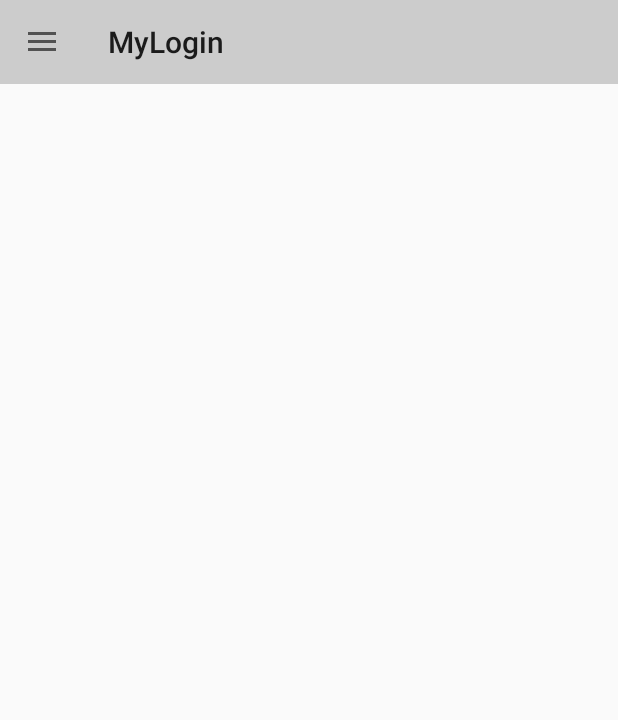
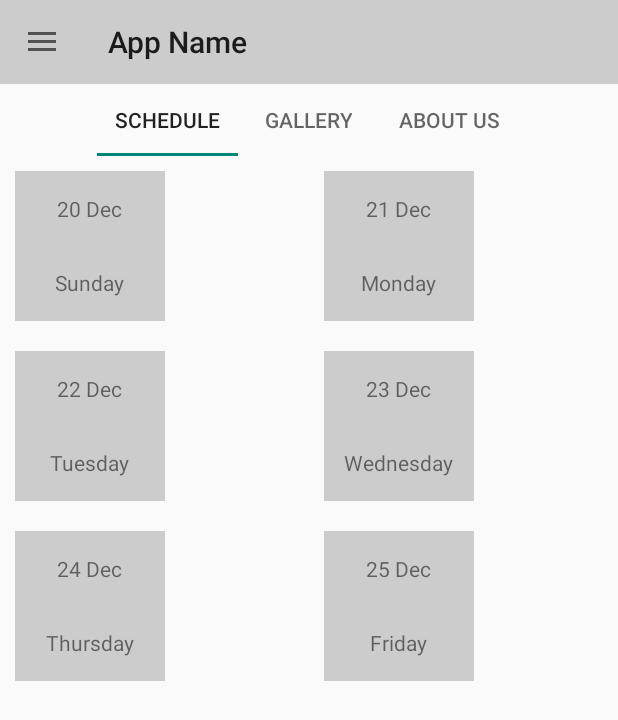
Before and after one commit to aspratyush/event-info-apps, an Android app: the screen it shows after launch (MainActivity), on a phone screen of 412 x 824 dp. Shown: the top 720 px of the screen. Run offline under Robolectric (Android 15) with nearby library versions, the phone set to English and light mode, and no system bars.

Commit message:
added tabs and fragments

```diff
--- a/app/src/main/java/com/example/toshiba/mylogin/activity/MainActivity.java
+++ b/app/src/main/java/com/example/toshiba/mylogin/activity/MainActivity.java
@@ -1,20 +1,34 @@
 package com.example.toshiba.mylogin.activity;
 
 import android.os.Bundle;
+import android.support.design.widget.TabLayout;
+import android.support.v4.app.Fragment;
+import android.support.v4.app.FragmentManager;
+import android.support.v4.app.FragmentStatePagerAdapter;
+import android.support.v4.view.ViewPager;
 import android.support.v4.widget.DrawerLayout;
 import android.support.v7.app.ActionBarDrawerToggle;
 import android.support.v7.app.AppCompatActivity;
 import android.support.v7.widget.Toolbar;
-import android.view.Menu;
-import android.view.MenuItem;
 
 import com.example.toshiba.mylogin.R;
+import com.example.toshiba.mylogin.fragment.FragAboutUs;
 import com.example.toshiba.mylogin.fragment.FragDrawerMenu;
+import com.example.toshiba.mylogin.fragment.FragGallery;
+import com.example.toshiba.mylogin.fragment.FragSchedule;
+
+import java.util.ArrayList;
+import java.util.List;
 
 public class MainActivity extends AppCompatActivity {
     private Toolbar toolbar;
     private DrawerLayout drawer;
     private ActionBarDrawerToggle drawerToggle;
+
+    private ViewPager viewPager;
+    private TabLayout tabLayout;
+    private MyAdapter adapter;
+
 
     @Override
     protected void onCreate(Bundle savedInstanceState) {
@@ -22,20 +36,110 @@ public class MainActivity extends AppCompatActivity {
         setContentView(R.layout.activity_main);
 
         init();
+        prepareToolbar();
+        setupViewPager();
+        setupTabLayout();
     }
 
 
     private void init() {
         toolbar = (Toolbar) findViewById(R.id.toolbar);
         drawer = (DrawerLayout) findViewById(R.id.drawer);
+        tabLayout = (TabLayout) findViewById(R.id.tablayout);
+        viewPager = (ViewPager) findViewById(R.id.pager);
         setSupportActionBar(toolbar);
-
         FragDrawerMenu fragDrawerMenu = (FragDrawerMenu) getSupportFragmentManager().findFragmentById(R.id.drawerMenu);
         fragDrawerMenu.setUp(drawer, toolbar);
 
 
+    }
+
+    private void prepareToolbar() {
+
         getSupportActionBar().setHomeButtonEnabled(true);
         getSupportActionBar().setDisplayShowHomeEnabled(true);
         getSupportActionBar().setDisplayHomeAsUpEnabled(true);
+        getSupportActionBar().setTitle("App Name");
     }
+
+    private void setupViewPager() {
+        adapter = new MyAdapter(getSupportFragmentManager());
+
+
+        adapter.addFragment(FragSchedule.getInstance(), "Schedule");
+        adapter.addFragment(FragGallery.getInstance(), "Gallery");
+        adapter.addFragment(FragAboutUs.getInstance(), "About Us");
+
+        viewPager.setAdapter(adapter);
+
+    }
+
+    private void setupTabLayout() {
+
+        tabLayout.setupWithViewPager(viewPager);
+        tabLayout.setTabGravity(TabLayout.GRAVITY_CENTER);
+
+        tabLayout.setOnTabSelectedListener(new TabLayout.OnTabSelectedListener() {
+            @Override
+            public void onTabSelected(TabLayout.Tab tab) {
+
+                viewPager.setCurrentItem(tab.getPosition());
+
+                adapter.notifyDataSetChanged();
+
+
+            }
+
+            @Override
+            public void onTabUnselected(TabLayout.Tab tab) {
+
+            }
+
+            @Override
+            public void onTabReselected(TabLayout.Tab tab) {
+
+            }
+        });
+    }
+
+    private void replaceFragment(Fragment fragment) {
+        FragmentManager fragmentManager = getSupportFragmentManager();
+        fragmentManager.beginTransaction().replace(R.id.mainContent, fragment).commit();
+
+    }
+
+    class MyAdapter extends FragmentStatePagerAdapter {
+        private final List<Fragment> mFragmentList = new ArrayList<Fragment>();
+        private final List<String> mFragmentTitleList = new ArrayList<String>();
+
+        public MyAdapter(FragmentManager manager) {
+            super(manager);
+        }
+
+        @Override
+        public Fragment getItem(int position) {
+            return mFragmentList.get(position);
+        }
+
+        @Override
+        public int getCount() {
+            return mFragmentList.size();
+        }
+
+        public void addFragment(Fragment fragment, String title) {
+            mFragmentList.add(fragment);
+            mFragmentTitleList.add(title);
+        }
+
+        @Override
+        public CharSequence getPageTitle(int position) {
+            return mFragmentTitleList.get(position);
+        }
+
+        @Override
+        public int getItemPosition(Object object) {
+            return POSITION_NONE;
+        }
+    }
+
 }
--- /dev/null
+++ b/app/src/main/java/com/example/toshiba/mylogin/adapter/AGallery.java
@@ -0,0 +1,79 @@
+package com.example.toshiba.mylogin.adapter;
+
+import android.content.Context;
+import android.support.v7.widget.RecyclerView;
+import android.view.LayoutInflater;
+import android.view.View;
+import android.view.ViewGroup;
+import android.widget.TextView;
+
+import com.example.toshiba.mylogin.R;
+import com.example.toshiba.mylogin.model.MGallery;
+
+import java.util.ArrayList;
+
+
+/**
+ * Created by Jewel on 12/20/2015.
+ */
+public class AGallery extends RecyclerView.Adapter<AGallery.MyViewHolder> {
+    private ArrayList<MGallery> galleries;
+    private Context context;
+    private LayoutInflater inflater;
+
+    public AGallery(Context context) {
+        this.context = context;
+        inflater=LayoutInflater.from(context);
+        galleries = new ArrayList<MGallery>();
+
+    }
+
+    public void setData(ArrayList<MGallery> galleries) {
+        this.galleries = galleries;
+        notifyDataSetChanged();
+    }
+
+
+    @Override
+    public MyViewHolder onCreateViewHolder(ViewGroup parent, int viewType) {
+        View view = inflater.inflate(R.layout.row_gallery,parent,false);
+        MyViewHolder holder = new MyViewHolder(view);
+        return holder;
+    }
+
+    @Override
+    public void onBindViewHolder(MyViewHolder holder, int position) {
+        MGallery schedule = galleries.get(position);
+        holder.owner.setText(schedule.getName());
+
+
+    }
+
+    @Override
+    public int getItemCount() {
+        return galleries.size();
+    }
+
+    class MyViewHolder extends RecyclerView.ViewHolder {
+
+        public TextView owner,day;
+
+
+        public MyViewHolder(View itemView) {
+            super(itemView);
+
+            owner = (TextView) itemView.findViewById(R.id.tvOwner);
+
+
+            itemView.setOnClickListener(new View.OnClickListener() {
+                @Override
+                public void onClick(View v) {
+
+
+
+                }
+            });
+
+        }
+    }
+}
--- /dev/null
+++ b/app/src/main/java/com/example/toshiba/mylogin/adapter/ASchedule.java
@@ -0,0 +1,80 @@
+package com.example.toshiba.mylogin.adapter;
+
+import android.content.Context;
+import android.support.v7.widget.RecyclerView;
+import android.view.LayoutInflater;
+import android.view.View;
+import android.view.ViewGroup;
+import android.widget.TextView;
+
+import com.example.toshiba.mylogin.R;
+import com.example.toshiba.mylogin.model.MSchedule;
+
+
+import java.util.ArrayList;
+
+
+/**
+ * Created by Jewel on 12/20/2015.
+ */
+public class ASchedule extends RecyclerView.Adapter<ASchedule.MyViewHolder> {
+    private ArrayList<MSchedule> list;
+    private Context context;
+    private LayoutInflater inflater;
+
+    public ASchedule(Context context) {
+        this.context = context;
+        inflater=LayoutInflater.from(context);
+        list = new ArrayList<MSchedule>();
+
+    }
+
+    public void setData(ArrayList<MSchedule> list) {
+        this.list = list;
+        notifyDataSetChanged();
+    }
+
+
+    @Override
+    public MyViewHolder onCreateViewHolder(ViewGroup parent, int viewType) {
+        View view = inflater.inflate(R.layout.row_schedule,parent,false);
+        MyViewHolder holder = new MyViewHolder(view);
+        return holder;
+    }
+
+    @Override
+    public void onBindViewHolder(MyViewHolder holder, int position) {
+        MSchedule schedule = list.get(position);
+        holder.date.setText(schedule.getDate());
+        holder.day.setText(schedule.getDay());
+
+    }
+
+    @Override
+    public int getItemCount() {
+        return list.size();
+    }
+
+    class MyViewHolder extends RecyclerView.ViewHolder {
+
+        public TextView date,day;
+
+
+        public MyViewHolder(View itemView) {
+            super(itemView);
+
+            date = (TextView) itemView.findViewById(R.id.tvDate);
+            day = (TextView) itemView.findViewById(R.id.tvDay);
+
+            itemView.setOnClickListener(new View.OnClickListener() {
+                @Override
+                public void onClick(View v) {
+                    MSchedule schedule= list.get(getAdapterPosition());
+
+
+                }
+            });
+
+        }
+    }
+}
--- /dev/null
+++ b/app/src/main/java/com/example/toshiba/mylogin/fragment/FragAboutUs.java
@@ -0,0 +1,26 @@
+package com.example.toshiba.mylogin.fragment;
+
+import android.os.Bundle;
+import android.support.v4.app.Fragment;
+import android.view.LayoutInflater;
+import android.view.View;
+import android.view.ViewGroup;
+
+import com.example.toshiba.mylogin.R;
+
+/**
+ * Created by Jewel on 12/20/2015.
+ */
+public class FragAboutUs extends Fragment {
+
+    public static FragAboutUs getInstance() {
+        FragAboutUs fragAboutUs = new FragAboutUs();
+        return fragAboutUs;
+
+    }
+
+    @Override
+    public View onCreateView(LayoutInflater inflater, ViewGroup container, Bundle savedInstanceState) {
+        return inflater.inflate(R.layout.frag_about_us, container, false);
+    }
+}
--- a/app/src/main/java/com/example/toshiba/mylogin/fragment/FragDrawerMenu.java
+++ b/app/src/main/java/com/example/toshiba/mylogin/fragment/FragDrawerMenu.java
@@ -64,8 +64,8 @@ public class FragDrawerMenu extends Fragment {
     private void prepareMenu() {
         ArrayList<String> menus = new ArrayList<String>();
         menus.add("Donate");
+        menus.add("Notifications");
         menus.add("Contact Us");
-        menus.add("Recent Notification");
 
         list.setAdapter(new ArrayAdapter<String>(getActivity(), android.R.layout.simple_list_item_1, menus));
     }
--- /dev/null
+++ b/app/src/main/java/com/example/toshiba/mylogin/fragment/FragGallery.java
@@ -0,0 +1,76 @@
+package com.example.toshiba.mylogin.fragment;
+
+
+import android.os.Bundle;
+import android.support.v4.app.Fragment;
+import android.support.v7.widget.GridLayoutManager;
+import android.support.v7.widget.RecyclerView;
+import android.view.LayoutInflater;
+import android.view.View;
+import android.view.ViewGroup;
+
+import com.example.toshiba.mylogin.R;
+import com.example.toshiba.mylogin.adapter.AGallery;
+import com.example.toshiba.mylogin.adapter.ASchedule;
+import com.example.toshiba.mylogin.model.MGallery;
+
+import java.util.ArrayList;
+
+
+public class FragGallery extends Fragment {
+    private View view;
+    private RecyclerView recyclerView;
+    private ArrayList<MGallery> galleries;
+    private AGallery adapter;
+
+    public static FragGallery getInstance() {
+        FragGallery fragExam = new FragGallery();
+        return fragExam;
+    }
+
+
+    @Override
+    public View onCreateView(LayoutInflater inflater, ViewGroup container,
+                             Bundle savedInstanceState) {
+        view = inflater.inflate(R.layout.frag_schedule, container, false);
+        recyclerView=(RecyclerView)view.findViewById(R.id.recyclerView);
+        return view;
+    }
+
+    @Override
+    public void onActivityCreated(Bundle savedInstanceState) {
+        super.onActivityCreated(savedInstanceState);
+        prepareList();
+    }
+    private void prepareList(){
+        galleries =new ArrayList<MGallery>();
+        MGallery gallery=new MGallery();
+        gallery.setName("Shared by others");
+        galleries.add(gallery);
+
+        gallery=new MGallery();
+        gallery.setName("Shared by others");
+        galleries.add(gallery);
+
+        gallery=new MGallery();
+        gallery.setName("Shared by anyname");
+        galleries.add(gallery);
+
+        gallery=new MGallery();
+        gallery.setName("Shared by others");
+        galleries.add(gallery);
+
+        gallery=new MGallery();
+        gallery.setName("Shared by others");
+        galleries.add(gallery);
+
+
+        adapter=new AGallery(getActivity());
+
+        recyclerView.setAdapter(adapter);
+        recyclerView.setLayoutManager(new GridLayoutManager(getActivity(),1));
+
+        adapter.setData(galleries);
+
+    }
+}
--- /dev/null
+++ b/app/src/main/java/com/example/toshiba/mylogin/fragment/FragSchedule.java
@@ -0,0 +1,84 @@
+package com.example.toshiba.mylogin.fragment;
+
+
+import android.os.Bundle;
+import android.support.v4.app.Fragment;
+import android.support.v7.widget.GridLayoutManager;
+import android.support.v7.widget.RecyclerView;
+import android.view.LayoutInflater;
+import android.view.View;
+import android.view.ViewGroup;
+
+import com.example.toshiba.mylogin.R;
+import com.example.toshiba.mylogin.adapter.ASchedule;
+import com.example.toshiba.mylogin.model.MSchedule;
+
+import java.util.ArrayList;
+
+
+public class FragSchedule extends Fragment {
+    private View view;
+    private RecyclerView recyclerView;
+    private ArrayList<MSchedule>schedules;
+    private ASchedule adapter;
+
+    public static FragSchedule getInstance() {
+        FragSchedule fragExam = new FragSchedule();
+        return fragExam;
+    }
+
+
+    @Override
+    public View onCreateView(LayoutInflater inflater, ViewGroup container,
+                             Bundle savedInstanceState) {
+        view = inflater.inflate(R.layout.frag_schedule, container, false);
+        recyclerView=(RecyclerView)view.findViewById(R.id.recyclerView);
+        return view;
+    }
+
+    @Override
+    public void onActivityCreated(Bundle savedInstanceState) {
+        super.onActivityCreated(savedInstanceState);
+        prepareList();
+    }
+    private void prepareList(){
+        schedules=new ArrayList<MSchedule>();
+        MSchedule schedule=new MSchedule();
+        schedule.setDate("20 Dec");
+        schedule.setDay("Sunday");
+        schedules.add(schedule);
+
+        schedule=new MSchedule();
+        schedule.setDate("21 Dec");
+        schedule.setDay("Monday");
+        schedules.add(schedule);
+
+        schedule=new MSchedule();
+        schedule.setDate("22 Dec");
+        schedule.setDay("Tuesday");
+        schedules.add(schedule);
+
+        schedule=new MSchedule();
+        schedule.setDate("23 Dec");
+        schedule.setDay("Wednesday");
+        schedules.add(schedule);
+
+        schedule=new MSchedule();
+        schedule.setDate("24 Dec");
+        schedule.setDay("Thursday");
+        schedules.add(schedule);
+
+        schedule=new MSchedule();
+        schedule.setDate("25 Dec");
+        schedule.setDay("Friday");
+        schedules.add(schedule);
+
+        adapter=new ASchedule(getActivity());
+
+        recyclerView.setAdapter(adapter);
+        recyclerView.setLayoutManager(new GridLayoutManager(getActivity(),2));
+
+        adapter.setData(schedules);
+
+    }
+}
--- /dev/null
+++ b/app/src/main/java/com/example/toshiba/mylogin/model/MGallery.java
@@ -0,0 +1,33 @@
+package com.example.toshiba.mylogin.model;
+
+/**
+ * Created by Jewel on 12/20/2015.
+ */
+public class MGallery {
+    private int id;
+    private String name,src;
+
+    public int getId() {
+        return id;
+    }
+
+    public void setId(int id) {
+        this.id = id;
+    }
+
+    public String getName() {
+        return name;
+    }
+
+    public void setName(String name) {
+        this.name = name;
+    }
+
+    public String getSrc() {
+        return src;
+    }
+
+    public void setSrc(String src) {
+        this.src = src;
+    }
+}
--- /dev/null
+++ b/app/src/main/java/com/example/toshiba/mylogin/model/MSchedule.java
@@ -0,0 +1,33 @@
+package com.example.toshiba.mylogin.model;
+
+/**
+ * Created by Jewel on 12/20/2015.
+ */
+public class MSchedule {
+    private int id;
+    private String date,day;
+
+    public int getId() {
+        return id;
+    }
+
+    public void setId(int id) {
+        this.id = id;
+    }
+
+    public String getDate() {
+        return date;
+    }
+
+    public void setDate(String date) {
+        this.date = date;
+    }
+
+    public String getDay() {
+        return day;
+    }
+
+    public void setDay(String day) {
+        this.day = day;
+    }
+}
--- a/app/src/main/res/layout/activity_main.xml
+++ b/app/src/main/res/layout/activity_main.xml
@@ -18,6 +18,29 @@
         android:layout_width="match_parent"
         android:layout_height="match_parent">
 
+        <LinearLayout
+            android:id="@+id/mainContent"
+            android:layout_width="match_parent"
+            android:layout_height="match_parent"
+            android:orientation="vertical"
+            >
+
+            <android.support.design.widget.TabLayout
+                android:id="@+id/tablayout"
+                android:layout_width="match_parent"
+                android:layout_height="wrap_content"/>
+            <android.support.v4.view.ViewPager
+                android:id="@+id/pager"
+                android:layout_weight="1"
+                android:layout_width="match_parent"
+                android:layout_height="0dp"/>
+
+            <!-- <FrameLayout
+                 android:id="@+id/mainContent"
+                 android:layout_width="match_parent"
+                 android:layout_height="match_parent"/>-->
+        </LinearLayout>
+
         <fragment
             android:id="@+id/drawerMenu"
             android:name="com.example.toshiba.mylogin.fragment.FragDrawerMenu"
--- /dev/null
+++ b/app/src/main/res/layout/frag_about_us.xml
@@ -0,0 +1,23 @@
+<?xml version="1.0" encoding="utf-8"?>
+<LinearLayout xmlns:android="http://schemas.android.com/apk/res/android"
+    android:layout_width="match_parent"
+    android:layout_height="match_parent"
+    android:layout_margin="10dp"
+    android:orientation="vertical">
+
+    <TextView
+        android:id="@+id/tvAboutUs"
+        android:layout_width="match_parent"
+        android:layout_height="50dp"
+        android:layout_marginBottom="10dp"
+        android:background="#CCC"
+        android:text="About Us" />
+
+    <TextView
+        android:id="@+id/tvAboutFamily"
+        android:layout_width="match_parent"
+        android:layout_height="50dp"
+        android:background="#CCC"
+        android:text="About Our Family" />
+
+</LinearLayout>
--- /dev/null
+++ b/app/src/main/res/layout/frag_schedule.xml
@@ -0,0 +1,14 @@
+<?xml version="1.0" encoding="utf-8"?>
+<LinearLayout xmlns:android="http://schemas.android.com/apk/res/android"
+    android:layout_width="match_parent"
+    android:layout_height="match_parent"
+    android:orientation="vertical">
+
+    <android.support.v7.widget.RecyclerView
+        android:id="@+id/recyclerView"
+        android:layout_width="match_parent"
+        android:layout_height="match_parent"
+        android:scrollbars="vertical" />
+
+
+</LinearLayout>
--- /dev/null
+++ b/app/src/main/res/layout/row_gallery.xml
@@ -0,0 +1,21 @@
+<?xml version="1.0" encoding="utf-8"?>
+<LinearLayout xmlns:android="http://schemas.android.com/apk/res/android"
+    android:layout_width="match_parent"
+    android:layout_height="match_parent"
+    android:layout_margin="10dp"
+    android:gravity="center"
+    android:orientation="vertical">
+
+    <TextView
+        android:id="@+id/tvOwner"
+        android:layout_width="wrap_content"
+        android:layout_height="wrap_content"
+        android:text="Shared By others" />
+
+    <ImageView
+        android:id="@+id/imgGallery"
+        android:layout_width="match_parent"
+        android:layout_height="match_parent"
+        android:src="@drawable/simple" />
+
+</LinearLayout>
--- /dev/null
+++ b/app/src/main/res/layout/row_schedule.xml
@@ -0,0 +1,24 @@
+<?xml version="1.0" encoding="utf-8"?>
+<LinearLayout xmlns:android="http://schemas.android.com/apk/res/android"
+    android:layout_width="@dimen/dp100"
+    android:layout_height="@dimen/dp100"
+    android:orientation="vertical"
+    android:gravity="center"
+    android:background="#CCC"
+    android:layout_margin="10dp"
+    >
+
+    <TextView
+        android:id="@+id/tvDate"
+        android:layout_width="wrap_content"
+        android:layout_height="wrap_content"
+        android:text="Date" />
+
+    <TextView
+        android:id="@+id/tvDay"
+        android:layout_width="wrap_content"
+        android:layout_height="wrap_content"
+        android:layout_marginTop="30dp"
+        android:text="Day" />
+
+</LinearLayout>
--- a/app/src/main/res/values/dimens.xml
+++ b/app/src/main/res/values/dimens.xml
@@ -2,4 +2,5 @@
     <!-- Default screen margins, per the Android Design guidelines. -->
     <dimen name="activity_horizontal_margin">16dp</dimen>
     <dimen name="activity_vertical_margin">16dp</dimen>
+    <dimen name="dp100">100dp</dimen>
 </resources>
```
Also changed, not shown: app/build.gradle (+5 -3 lines), app/src/main/res/drawable/simple.png (added), 2 other files.
